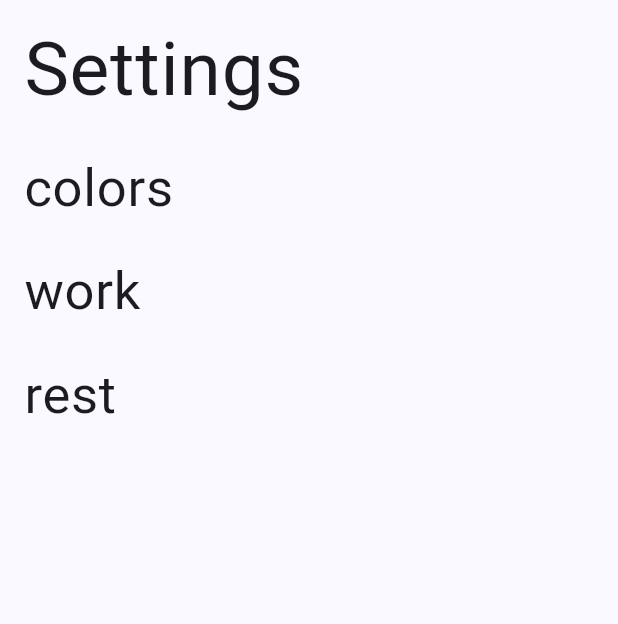
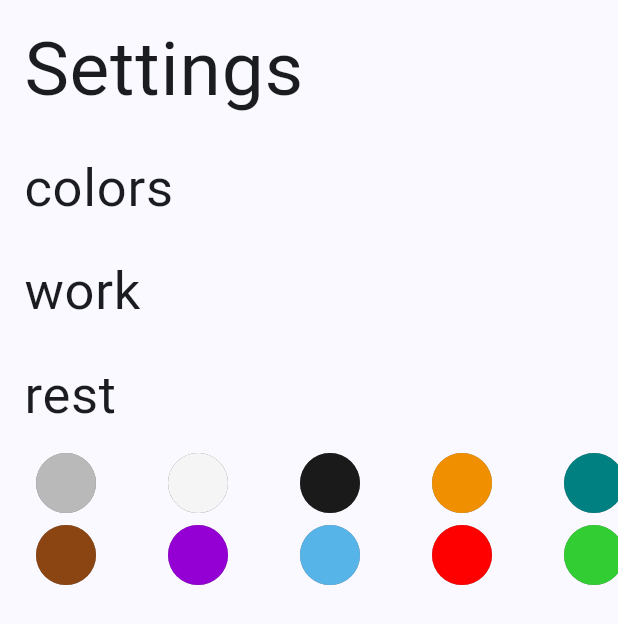
Before and after one commit to kcmurray1/fitness_app, a Flutter app: the SettingsPage screen opened directly, on a phone screen of 412 x 824 dp. Shown: the top 624 px of the screen. Run offline on Flutter 3.47's test engine with Material 3 defaults, Android fonts, the phone set to English and light mode, and no system bars.

Commit message:
Created Widgets for Timer background color selection

```diff
--- /dev/null
+++ b/lib/common/config/timer_background.dart
@@ -0,0 +1,40 @@
+import 'package:flutter/material.dart';
+
+class TimerBackgroundColors {
+  // General colors
+  static const Color neutralGray = Color(0xFFB9B9B9); // Neutral gray, high contrast
+  static const Color softWhite = Color(0xFFF5F5F5);// Soft white, for light themes
+  static const Color deepBlack = Color(0xFF1A1A1A);  // Deep black, for dark themes
+
+  // Colors for Deuteranopia and Protanopia (red-green blindness)
+  static const Color orange = Color(0xFFF09000);  // Orange (for warm tones)
+  static const Color teal = Color(0xFF008080);    // Teal (good for blue-green contrast)
+  static const Color yellow = Color(0xFFF3E500);  // Yellow (distinctive and vibrant)
+
+  // Colors for Tritanopia (blue-yellow blindness)
+  static const Color magenta = Color(0xFFAA00FF); // Magenta (stands out well)
+  static const Color limeGreen = Color(0xFF32CD32); // Lime green (distinct and bright)
+  static const Color red = Color(0xFFFF0000);      // Red (for distinctiveness)
+
+  // Colors for combined accessibility
+  static const Color lightBlue = Color(0xFF56B4E9);  // Light blue, highly accessible
+  static const Color brightPurple = Color(0xFF9400D3); // Bright purple, good contrast
+  static const Color warmBrown = Color(0xFF8B4513);   // Warm brown, for natural tones
+
+
+  static List<Color> all = [
+    neutralGray,
+    softWhite,
+    deepBlack,
+    orange,
+    teal,
+    yellow,
+    magenta,
+    limeGreen,
+    red,
+    lightBlue,
+    brightPurple,
+    warmBrown
+  ];
+
+}
--- a/lib/pages/settings_page/settings_page.dart
+++ b/lib/pages/settings_page/settings_page.dart
@@ -1,6 +1,8 @@
 
 
+import 'package:fitness_app/pages/settings_page/widgets/color_widget.dart';
 import 'package:flutter/material.dart';
+import 'dart:convert';
 
 class SettingsPage extends StatefulWidget
 {
@@ -11,6 +13,23 @@ class SettingsPage extends StatefulWidget
 class _SettingsPageState extends State<SettingsPage>
 {
   TextStyle textStyle = TextStyle(fontSize: 35);
+
+  Future<void> loadJsonAsset() async {
+    final String jsonString = await DefaultAssetBundle.of(context).loadString("assets/timer_presets.json");
+    var data = json.decode(jsonString);
+
+    print(data);
+
+  }
+
+  @override
+  void initState()
+  {
+    super.initState();
+    loadJsonAsset();
+
+  }
+
   @override
   Widget build(BuildContext context) {
     return Scaffold(
@@ -22,6 +41,7 @@ class _SettingsPageState extends State<SettingsPage>
           ListTile(title: Text("work", style: textStyle)),
 
           ListTile(title: Text("rest", style: textStyle)),
+          ColorPaletteWidget()
         ],
       ));
   }
--- /dev/null
+++ b/lib/pages/settings_page/widgets/color_widget.dart
@@ -0,0 +1,66 @@
+import 'package:flutter/material.dart';
+import 'package:fitness_app/common/config/timer_background.dart';
+
+class ColorPaletteWidget extends StatelessWidget
+{
+  List<ColorWidget> topHalf = [];
+  List<ColorWidget> botHalf = [];
+
+  ColorPaletteWidget({
+    super.key,
+  })
+  {
+
+    for(int i = 0; i < TimerBackgroundColors.all.length / 2; i++)
+    {
+      Color firstHalf = TimerBackgroundColors.all[i];
+      Color secondHalf = TimerBackgroundColors.all[TimerBackgroundColors.all.length - i - 1];
+
+      topHalf.add(ColorWidget(color: firstHalf));
+      botHalf.add(ColorWidget(color: secondHalf));
+
+    }
+  }
+
+  @override
+  Widget build(BuildContext context) {
+    return SingleChildScrollView(
+        scrollDirection: Axis.horizontal,
+        child: Column(
+          children: [
+            Row(
+              children: topHalf,
+            ),
+            Row(
+              children: botHalf,
+            )
+          ],
+        )
+      );
+  }
+}
+
+class ColorWidget extends StatelessWidget
+{
+  final Color color;
+  ColorWidget({
+    super.key,
+    required this.color,
+  });
+
+  @override
+  Widget build(BuildContext context) {
+    return OutlinedButton(
+      style: OutlinedButton.styleFrom(
+        shape: CircleBorder(),
+        side: BorderSide(color: const Color.fromARGB(255, 120, 120, 120))
+      ),
+      onPressed: (){},
+      child: CircleAvatar(
+        backgroundColor: color,
+      )
+    );
+
+  }
+
+}
--- a/lib/utilities/interval_timer.dart
+++ b/lib/utilities/interval_timer.dart
@@ -18,12 +18,15 @@ class IntervalTimer extends ChangeNotifier {
   Duration avgWorkTime = Duration();
   Duration avgRestTime = Duration();
 
+  static const Duration defaultWork = Duration(minutes: 1);
+  static const Duration defaultRest = Duration(seconds: 30);
+
   String id;
   String name;
 
   IntervalTimer({
-    Duration workTime = const Duration(seconds: 5),
-    Duration restTime = const Duration(seconds:  2),
+    Duration workTime = defaultWork,
+    Duration restTime = defaultRest,
     int numRounds = 2,
     this.id = "temp",
     this.name = "no_name",
@@ -74,8 +77,8 @@ class IntervalTimer extends ChangeNotifier {
   /// Add a [Round] to this [IntervalTimer] with an optional [workTime] and [restTime]
   /// This will duplicate and add [Round] passed, otherwise creates a new [Round]
   void addRound({
-    Duration workTime = const Duration(seconds: 5),
-    Duration restTime = const Duration (seconds: 2),
+    Duration workTime = defaultWork,
+    Duration restTime = defaultRest,
     Round? duplicateRound
   })
   {
--- a/lib/utilities/round.dart
+++ b/lib/utilities/round.dart
@@ -12,8 +12,8 @@ class Round extends ChangeNotifier {
   final Duration initRestTime;
 
   Round({
-    this.initWorkTime = const Duration(seconds: 1),
-    this.initRestTime = const Duration(seconds: 1),
+    this.initWorkTime = const Duration(seconds: 60),
+    this.initRestTime = const Duration(seconds: 30),
     bool defaultInit = true
   })
   {
```
